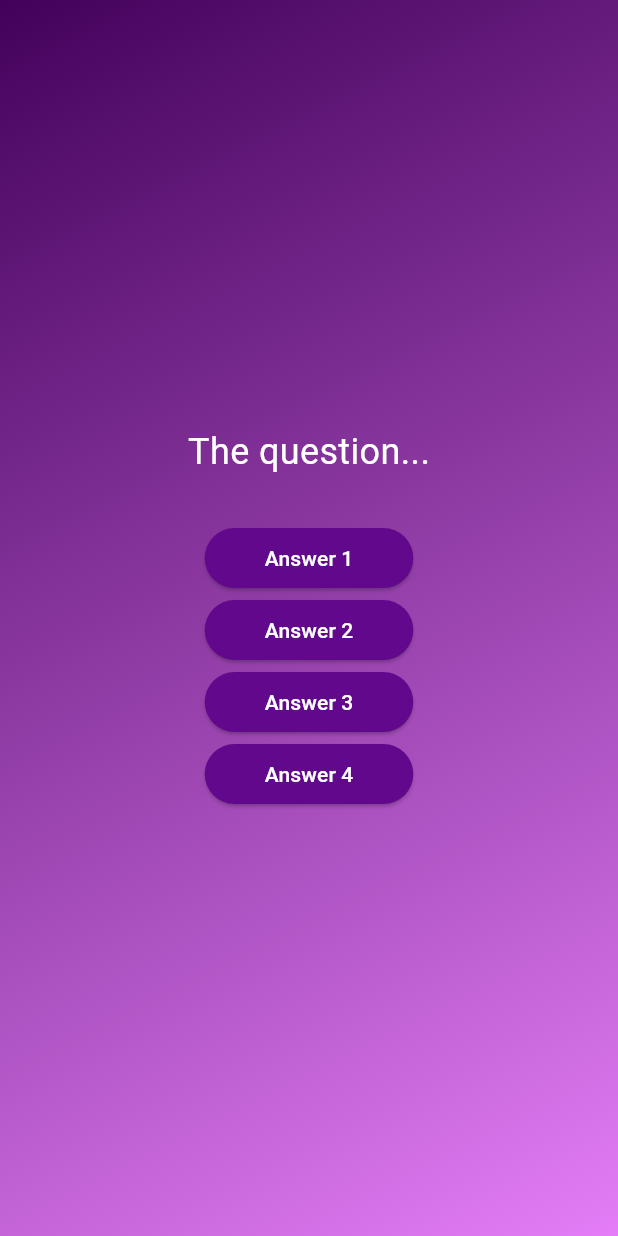
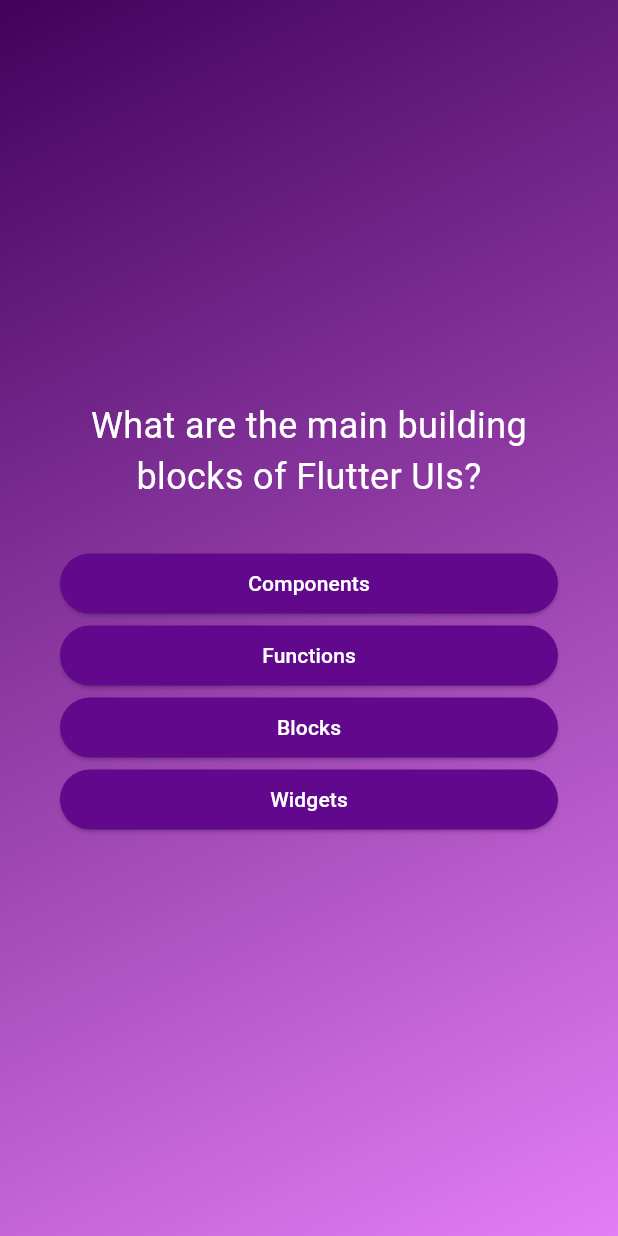
Before and after one commit to EduardoCastillo87/app_quiz_ads, a Flutter app: the screen it shows after launch, after a tap on "Start Quiz", on a phone screen of 412 x 824 dp. Run offline on Flutter 3.47's test engine with Material 3 defaults, Android fonts, the phone set to English and light mode, and no system bars.

Commit message:
change screen and setting questions quiz

```diff
--- a/lib/models/quiz_questions.dart
+++ b/lib/models/quiz_questions.dart
@@ -3,4 +3,10 @@ class QuizQuestion {
 
   final String text;
   final List<String> answers;
+
+  List<String> getShuffledAnswers() {
+    final shuffledList = List.of(answers);
+    shuffledList.shuffle();
+    return shuffledList;
+  }
 }
--- a/lib/questions_screen.dart
+++ b/lib/questions_screen.dart
@@ -1,5 +1,6 @@
 import 'package:ads_basics/answer_button.dart';
 import 'package:flutter/material.dart';
+import 'package:ads_basics/data/questions.dart';
 
 class QuestionsScreen extends StatefulWidget {
   const QuestionsScreen({super.key});
@@ -11,23 +12,37 @@ class QuestionsScreen extends StatefulWidget {
 }
 
 class _QuestionsScreenState extends State<QuestionsScreen> {
+  var currentQuestionIndex = 0;
+
+  void answerQuestion() {
+    setState(() {
+      currentQuestionIndex++;
+    });
+  }
+
   @override
   Widget build(context) {
+    final currentQuestion = questions[currentQuestionIndex];
     return SizedBox(
       width: double.infinity,
+      child: Container(
+        margin: const EdgeInsets.all(40),
         child: Column(
           mainAxisAlignment: MainAxisAlignment.center,
+          crossAxisAlignment: CrossAxisAlignment.stretch,
           children: [
-          const Text(
-            'The question...',
-            style: TextStyle(fontSize: 24, color: Colors.white),
+            Text(
+              currentQuestion.text,
+              style: const TextStyle(fontSize: 24, color: Colors.white),
+              textAlign: TextAlign.center,
             ),
             const SizedBox(height: 30),
-          AnswerButton(answerText: 'Answer 1', onTap: () {}),
-          AnswerButton(answerText: 'Answer 2', onTap: () {}),
-          AnswerButton(answerText: 'Answer 3', onTap: () {}),
-          AnswerButton(answerText: 'Answer 4', onTap: () {}),
+            ...currentQuestion.getShuffledAnswers().map(
+              (answer) =>
+                  AnswerButton(answerText: answer, onTap: answerQuestion),
+            ),
           ],
+        ),
       ),
     );
   }
```
Lines whose indentation alone changed are shown as unchanged.
